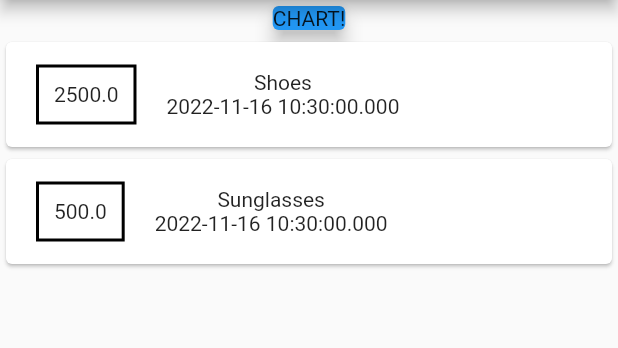
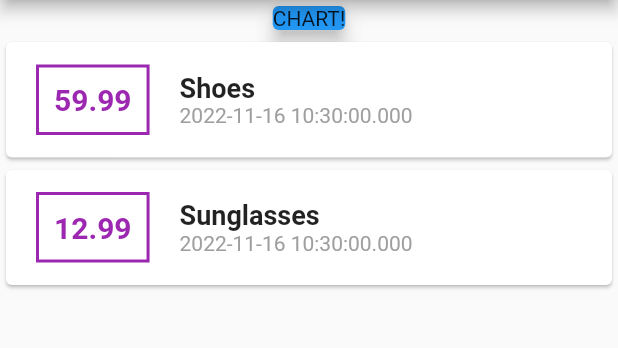
Before and after one commit to Creflobarak/expense_tracker, a Flutter app: the screen it shows after launch, on a phone screen of 412 x 824 dp, the part 84-432 px from its top. Run offline on Flutter 3.47's test engine with Material 2 defaults, Android fonts, the phone set to English and light mode, and no system bars.

Commit message:
second commit

```diff
--- a/lib/main.dart
+++ b/lib/main.dart
@@ -12,13 +12,13 @@ class MyHomePage extends StatelessWidget {
     Transaction(
       id: 0001,
       title: 'Shoes',
-      amount: 2500,
+      amount: 59.99,
       date: DateTime.now(),
     ),
     Transaction(
       id: 0002,
       title: 'Sunglasses',
-      amount: 500,
+      amount: 12.99,
       date: DateTime.now(),
     )
   ];
@@ -29,11 +29,11 @@ class MyHomePage extends StatelessWidget {
       title: 'Welcome to Flutter',
       home: Scaffold(
         appBar: AppBar(
-          title: const Text('Welcome to Flutter'),
+          title: Text('Welcome to Flutter'),
         ),
         body: Column(
           children: <Widget>[
-            const Card(
+            Card(
               color: Colors.blue,
               elevation: 5,
               child: SizedBox(
@@ -47,26 +47,45 @@ class MyHomePage extends StatelessWidget {
                     child: Row(
                       children: <Widget>[
                         Container(
-                          margin: const EdgeInsets.symmetric(
+                          margin: EdgeInsets.symmetric(
                             vertical: 15,
                             horizontal: 20,
                           ),
                           decoration: BoxDecoration(
                             border: Border.all(
-                              color: Colors.black,
+                              color: Colors.purple,
                               width: 2,
                             ),
                           ),
                           padding: EdgeInsets.all(10),
                           child: Text(
                             transaction.amount.toString(),
+                            style: TextStyle(
+                              fontWeight: FontWeight.bold,
+                              fontSize: 20,
+                              color: Colors.purple,
+                            ),
                           ), //.toString converts it to a string
                         ),
                         Column(
+                          crossAxisAlignment: CrossAxisAlignment.start,
                           children: <Widget>[
-                            Text(transaction.title),
+                            Column(
+                              children: [
+                                Text(
+                                  transaction.title,
+                                  style: TextStyle(
+                                    fontWeight: FontWeight.bold,
+                                    fontSize: 18,
+                                  ),
+                                ),
+                              ],
+                            ),
                             Text(
                               transaction.date.toString(),
+                              style: TextStyle(
+                                color: Colors.grey,
+                              ),
                             ),
                           ],
                         ),
```
